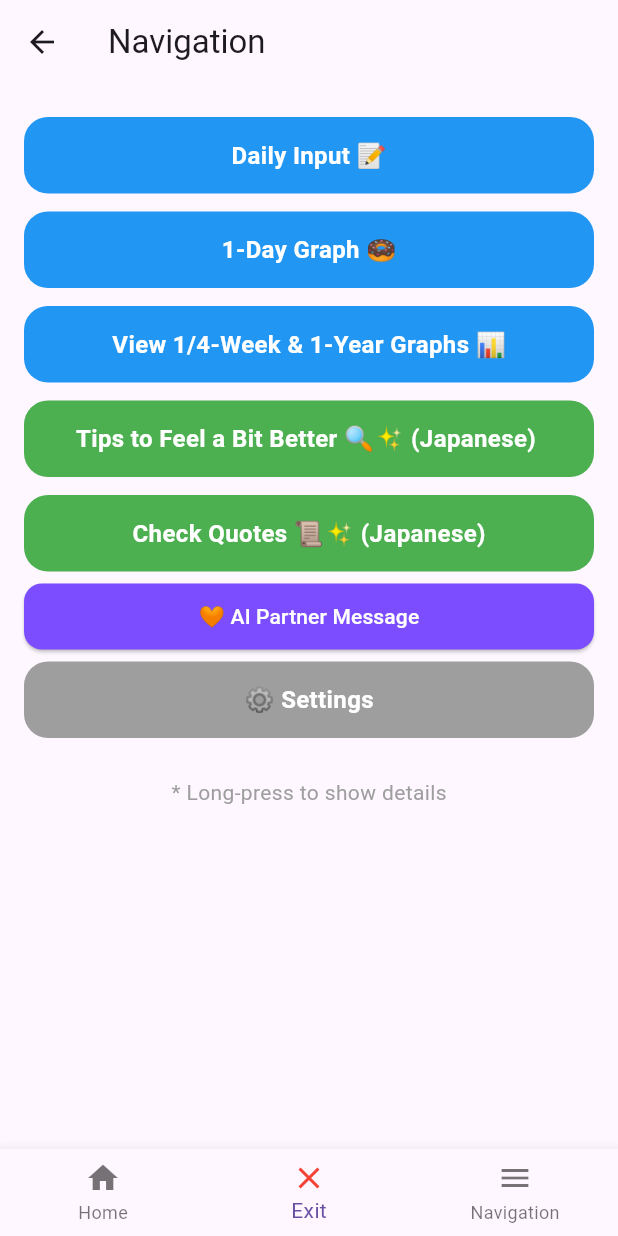
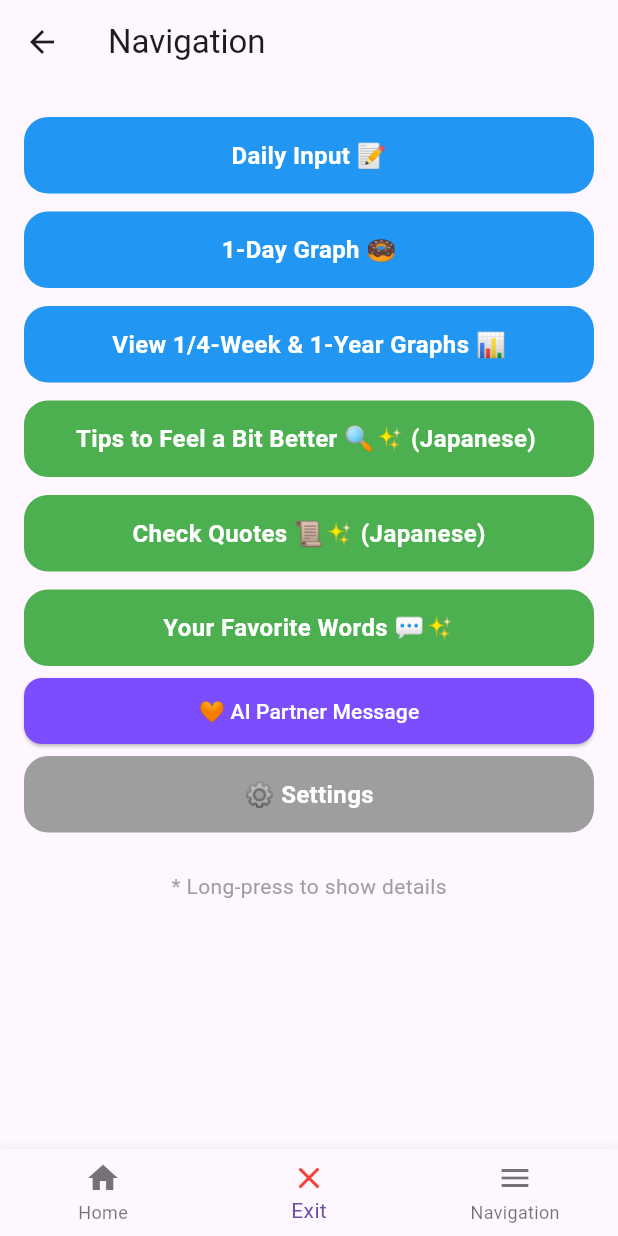
Before and after one commit to raytsunoda/my_flutter_app_pro_beta, a Flutter app: the screen it shows after launch, after a tap on "Go to Navigation", on a phone screen of 412 x 824 dp. Run offline on Flutter 3.47's test engine with Material 3 defaults, Android fonts, the phone set to English and light mode, and no system bars; our stand-ins replace awesome_notifications, csv, file_picker, fl_chart, flutter_dotenv, in_app_purchase and 3 more; generated files the repository leaves out were written again; statements that could not run were skipped.

Commit message:
feat: お気に入りの言葉ボタン復元 + l10n最終調整 (Build 18)
- ナビ画面に「Favorite Words」ボタンを復元
- BottomNavigationBarのローカライズ修正
- 英語/日本語文言の最終調整
- 本番用に強制英語化を解除
- iOS Build 18 に更新

```diff
--- a/lib/l10n/app_en.arb
+++ b/lib/l10n/app_en.arb
@@ -115,7 +115,9 @@
   "navDailyInput": "Daily Input 📝",
   "navDailyInputDesc": "Record today’s score, gratitude, and note.",
   "navDetailDialogTitle": "Details",
-  "navFavoriteWordsDesc": "Look back at the words you saved anytime you want.",
+
+  "navFavoriteWords": "Your Favorite Words 💬✨",
+  "navFavoriteWordsDesc": "* Save words that encourage you and revisit them anytime.",
   "navFavoriteWordsLabel": "⭐ Your Favorite Words",
   "navHints": "Tips to Feel a Bit Better 🔍✨",
 
--- a/lib/l10n/app_ja.arb
+++ b/lib/l10n/app_ja.arb
@@ -115,8 +115,9 @@
  "navDailyInputDesc": "今日のスコア・感謝・メモを記録します。",
   "navDetailDialogTitle": "説明",
 
+"navFavoriteWords": "あなたのお気に入りの言葉 💬✨",
+"navFavoriteWordsDesc": "※あなた自身が残した、気持ちを支えてくれる言葉を、いつでも眺められます。",
 
-  "navFavoriteWordsDesc": "あなたが残した言葉を、見たいときに眺められます",
   "navFavoriteWordsLabel": "⭐ お気に入りのあなたの言葉",
   "navHints": "気持ちが少し楽になるヒント 🔍✨",
   "navHintsDesc": "※ネガティブな気持ちの時、視点を変えてみると🔍✨。",
--- a/lib/main.dart
+++ b/lib/main.dart
@@ -132,12 +132,12 @@ class MyApp extends StatelessWidget {
       // locale:
 
       //✅⬇️ 🔧 開発中のみ英語強制（本番前に必ずコメントアウト/削除）
-      //locale: const Locale('en'),
+      locale: const Locale('en'),
       //✅⬆️locale: const Locale('en'), // ← テストが終わったら固定は外す（端末/ユーザーに追従）
       // locale: null, // ← 端末言語に追従（デフォルト挙動）
 
       //✅⬇️ 🔧 開発中のみコメントアウト
-      locale: kDebugMode ? const Locale('en') : null,
+      //locale: kDebugMode ? const Locale('en') : null,
       //✅⬇️ 🔧 開発後コメントアウト外す
       // ↑ リリースでは null → 端末言語に従う
 
--- a/lib/screens/navigation_screen.dart
+++ b/lib/screens/navigation_screen.dart
@@ -311,6 +311,25 @@ class _NavigationScreenState extends State<NavigationScreen> {
             ),
 
 
+            // ✅ 追加：Favorite Words
+            _buildNavButton(
+              // 既存の日本語ボタン「あなたのお気に入りの言葉」の復活
+              // ※ラベル/説明は l10n に寄せる（下でキーを追加）
+              label: t.navFavoriteWords,
+              onPressed: () => Navigator.push(
+                context,
+                MaterialPageRoute(builder: (_) => const FavoriteWordsScreen()),
+              ),
+              color: Colors.green,
+              contextText: t.navFavoriteWordsDesc,
+            ),
+
+
+
+
+
+
+
             ElevatedButton.icon(
               onPressed: () async {
 
--- a/pubspec.yaml
+++ b/pubspec.yaml
@@ -1,6 +1,6 @@
 name: my_flutter_app_pro
 description: A new Flutter project.
-version: 1.2.0+17
+version: 1.2.0+18
 publish_to: 'none' # Flutter packages shouldn't be published
 
 environment:
```
Also changed, not shown: 1 other file.
